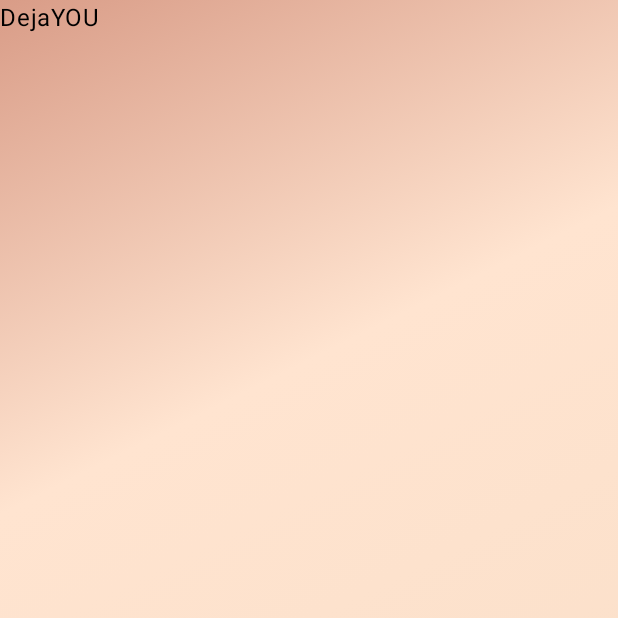
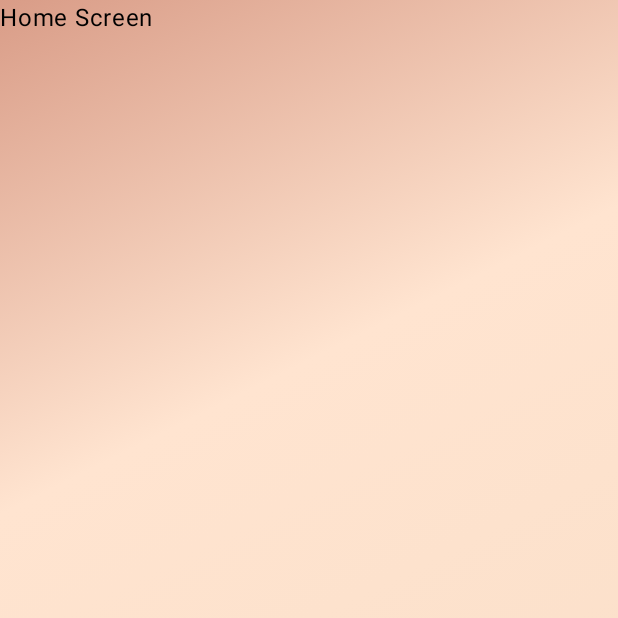
Before and after one commit to NyleClem/DejaYou, an Android app built with Jetpack Compose: the screen it shows after launch (MainActivity), on a phone screen of 412 x 824 dp, the top half of it. Run offline under Robolectric (Android 15) with nearby library versions, the phone set to English and light mode, and no system bars.

Commit message:
Configure Compose Navigation and define screen routes

```diff
--- a/app/build.gradle.kts
+++ b/app/build.gradle.kts
@@ -44,6 +44,7 @@ dependencies {
     implementation(libs.androidx.compose.ui.tooling.preview)
     implementation(libs.androidx.core.ktx)
     implementation(libs.androidx.lifecycle.runtime.ktx)
+    implementation(libs.androidx.navigation.compose)
     testImplementation(libs.junit)
     androidTestImplementation(platform(libs.androidx.compose.bom))
     androidTestImplementation(libs.androidx.compose.ui.test.junit4)
--- a/app/src/main/java/com/example/dejayou/MainActivity.kt
+++ b/app/src/main/java/com/example/dejayou/MainActivity.kt
@@ -13,6 +13,7 @@ import androidx.compose.ui.Modifier
 import androidx.compose.ui.tooling.preview.Preview
 import com.example.dejayou.ui.theme.DejaYouTheme
 import com.example.dejayou.ui.theme.DejaYouBackground
+import com.example.dejayou.navigation.DejaYouNavGraph
 
 class MainActivity : ComponentActivity() {
     override fun onCreate(savedInstanceState: Bundle?) {
@@ -21,7 +22,7 @@ class MainActivity : ComponentActivity() {
         setContent {
             DejaYouTheme {
                 DejaYouBackground {
-                    Greeting()
+                    DejaYouNavGraph()
                 }
             }
         }
--- /dev/null
+++ b/app/src/main/java/com/example/dejayou/navigation/DejaYouNavGraph.kt
@@ -0,0 +1,43 @@
+package com.example.dejayou.navigation
+
+import androidx.compose.runtime.Composable
+import androidx.navigation.compose.NavHost
+import androidx.navigation.compose.composable
+import androidx.navigation.compose.rememberNavController
+
+import com.example.dejayou.screens.HomeScreen
+import com.example.dejayou.screens.MomentsScreen
+import com.example.dejayou.screens.CalendarScreen
+import com.example.dejayou.screens.RemindersScreen
+import com.example.dejayou.screens.SettingsScreen
+
+@Composable
+fun DejaYouNavGraph() {
+
+    val navController = rememberNavController()
+
+    NavHost(
+        navController = navController,
+        startDestination = HOME
+    ) {
+        composable(HOME) {
+            HomeScreen()
+        }
+
+        composable(MOMENTS) {
+            MomentsScreen()
+        }
+
+        composable(CALENDAR) {
+            CalendarScreen()
+        }
+
+        composable(REMINDERS) {
+            RemindersScreen()
+        }
+
+        composable(SETTINGS) {
+            SettingsScreen()
+        }
+    }
+}
--- /dev/null
+++ b/app/src/main/java/com/example/dejayou/navigation/Screen.kt
@@ -0,0 +1,7 @@
+package com.example.dejayou.navigation
+// Routes for navigating to different screens. NC
+val HOME = "home"
+val MOMENTS = "moments"
+val CALENDAR = "calendar"
+val REMINDERS = "reminders"
+val SETTINGS = "settings"
--- /dev/null
+++ b/app/src/main/java/com/example/dejayou/screens/HomeScreen.kt
@@ -0,0 +1,9 @@
+package com.example.dejayou.screens
+
+import androidx.compose.material3.Text
+import androidx.compose.runtime.Composable
+
+@Composable
+fun HomeScreen() {
+    Text(text = "Home Screen")
+}
--- a/gradle/libs.versions.toml
+++ b/gradle/libs.versions.toml
@@ -8,6 +8,7 @@ lifecycleRuntimeKtx = "2.11.0"
 activityCompose = "1.13.0"
 kotlin = "2.2.10"
 composeBom = "2026.02.01"
+navigationCompose = "2.9.7"
 
 [libraries]
 androidx-core-ktx = { group = "androidx.core", name = "core-ktx", version.ref = "coreKtx" }
@@ -24,6 +25,7 @@ androidx-compose-ui-tooling-preview = { group = "androidx.compose.ui", name = "u
 androidx-compose-ui-test-manifest = { group = "androidx.compose.ui", name = "ui-test-manifest" }
 androidx-compose-ui-test-junit4 = { group = "androidx.compose.ui", name = "ui-test-junit4" }
 androidx-compose-material3 = { group = "androidx.compose.material3", name = "material3" }
+androidx-navigation-compose = { group = "androidx.navigation", name = "navigation-compose", version.ref = "navigationCompose" }
 
 [plugins]
 android-application = { id = "com.android.application", version.ref = "agp" }
```
Also changed, not shown: app/src/main/java/com/example/dejayou/screens/CalendarScreen.kt (added, +9 -0 lines), app/src/main/java/com/example/dejayou/screens/MomentsScreen.kt (added, +9 -0 lines), app/src/main/java/com/example/dejayou/screens/ReminderScreen.kt (added, +9 -0 lines), app/src/main/java/com/example/dejayou/screens/SettingsScreen.kt (added, +9 -0 lines).
